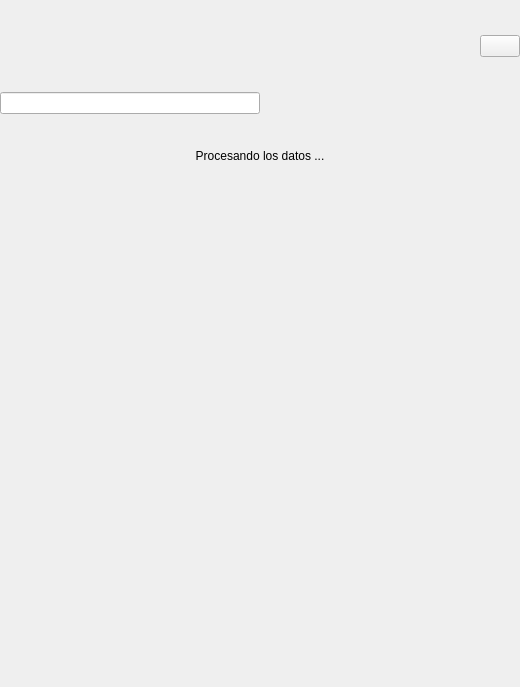
This is bqViewer/ui/ViewerSearchWordPopup.ui in bq/cervantes as Qt 5 draws it before an edit. The edited form follows.
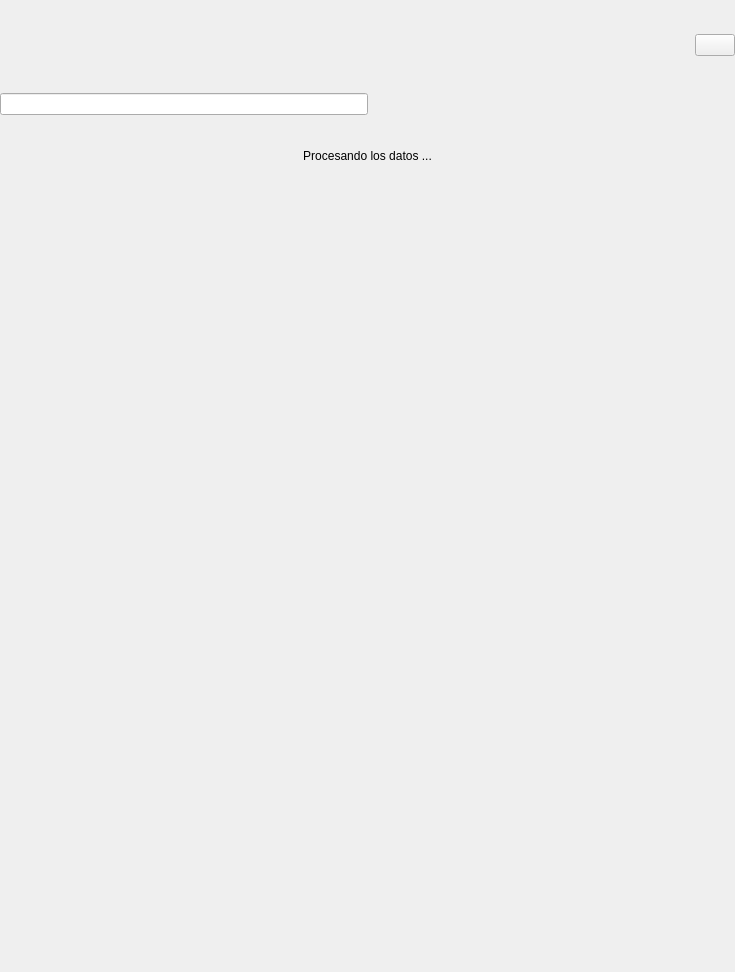
This is the edited form.

Patch:
```diff
--- a/bqViewer/ui/ViewerSearchWordPopup.ui
+++ b/bqViewer/ui/ViewerSearchWordPopup.ui
@@ -6,20 +6,20 @@
    <rect>
     <x>0</x>
     <y>0</y>
-    <width>520</width>
-    <height>687</height>
+    <width>735</width>
+    <height>972</height>
    </rect>
   </property>
   <property name="minimumSize">
    <size>
-    <width>520</width>
-    <height>687</height>
+    <width>0</width>
+    <height>0</height>
    </size>
   </property>
   <property name="maximumSize">
    <size>
-    <width>520</width>
-    <height>687</height>
+    <width>735</width>
+    <height>972</height>
    </size>
   </property>
   <property name="windowTitle">
@@ -55,7 +55,7 @@
      <property name="maximumSize">
       <size>
        <width>16777215</width>
-       <height>149</height>
+       <height>211</height>
       </size>
      </property>
      <layout class="QVBoxLayout" name="verticalLayout">
@@ -77,8 +77,8 @@
           </property>
           <property name="sizeHint" stdset="0">
            <size>
-            <width>40</width>
-            <height>20</height>
+            <width>57</width>
+            <height>28</height>
            </size>
           </property>
          </spacer>
@@ -107,8 +107,8 @@
           </property>
           <property name="sizeHint" stdset="0">
            <size>
-            <width>40</width>
-            <height>20</height>
+            <width>57</width>
+            <height>28</height>
            </size>
           </property>
          </spacer>
@@ -165,8 +165,8 @@
      </property>
      <property name="sizeHint" stdset="0">
       <size>
-       <width>20</width>
-       <height>40</height>
+       <width>28</width>
+       <height>57</height>
       </size>
      </property>
     </spacer>
```
Left out of the diff: 24 changed lines with no effect on the pictures.
